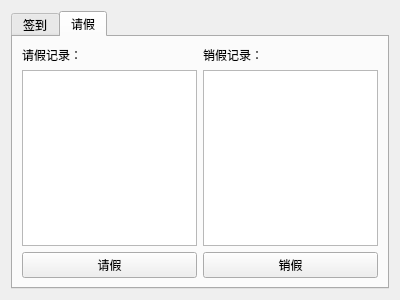
The window that code/doctorattendancewidget.ui (laonuo2004/cpp-qt-medical-system) describes before a commit, drawn with Qt 5.
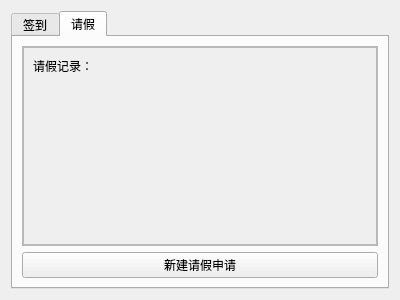
The same window after the commit. The open tabs and pages were chosen to show the change.

```diff
--- a/code/doctorattendancewidget.ui
+++ b/code/doctorattendancewidget.ui
@@ -76,6 +76,45 @@
        <item>
         <layout class="QVBoxLayout" name="verticalLayout_4">
          <item>
+          <widget class="QFrame" name="frame">
+           <property name="frameShape">
+            <enum>QFrame::StyledPanel</enum>
+           </property>
+           <property name="frameShadow">
+            <enum>QFrame::Raised</enum>
+           </property>
+           <layout class="QVBoxLayout" name="verticalLayout_6">
+            <property name="spacing">
+             <number>0</number>
+            </property>
+            <property name="leftMargin">
+             <number>0</number>
+            </property>
+            <property name="topMargin">
+             <number>0</number>
+            </property>
+            <property name="rightMargin">
+             <number>0</number>
+            </property>
+            <property name="bottomMargin">
+             <number>0</number>
+            </property>
+            <item>
+             <widget class="QScrollArea" name="scrollArea">
+              <property name="widgetResizable">
+               <bool>true</bool>
+              </property>
+              <widget class="QWidget" name="scrollAreaWidgetContents">
+               <property name="geometry">
+                <rect>
+                 <x>0</x>
+                 <y>0</y>
+                 <width>346</width>
+                 <height>171</height>
+                </rect>
+               </property>
+               <layout class="QVBoxLayout" name="verticalLayout_5">
+                <item>
           <widget class="QLabel" name="label_3">
            <property name="text">
             <string>请假记录：</string>
@@ -83,33 +122,32 @@
           </widget>
          </item>
          <item>
-          <widget class="QListWidget" name="listWidget_3"/>
+                 <layout class="QVBoxLayout" name="LeaveList"/>
          </item>
          <item>
-          <widget class="QPushButton" name="pushButton_3">
-           <property name="text">
-            <string>请假</string>
-           </property>
-          </widget>
-         </item>
-        </layout>
-       </item>
-       <item>
-        <layout class="QVBoxLayout" name="verticalLayout_5">
-         <item>
-          <widget class="QLabel" name="label_4">
-           <property name="text">
-            <string>销假记录：</string>
-           </property>
+                 <spacer name="verticalSpacer">
+                  <property name="orientation">
+                   <enum>Qt::Vertical</enum>
+                  </property>
+                  <property name="sizeHint" stdset="0">
+                   <size>
+                    <width>20</width>
+                    <height>40</height>
+                   </size>
+                  </property>
+                 </spacer>
+                </item>
+               </layout>
+              </widget>
+             </widget>
+            </item>
+           </layout>
           </widget>
          </item>
          <item>
-          <widget class="QListWidget" name="listWidget_4"/>
-         </item>
-         <item>
-          <widget class="QPushButton" name="pushButton_4">
+          <widget class="QPushButton" name="LeaveBtn">
            <property name="text">
-            <string>销假</string>
+            <string>新建请假申请</string>
            </property>
           </widget>
          </item>
```
Left out of the diff: 10 changed lines with no effect on the pictures. Lines whose indentation alone changed are shown as unchanged.
